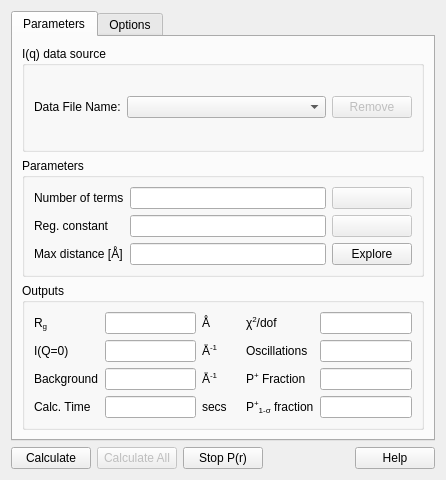
Old version of the form src/sas/qtgui/Perspectives/Inversion/UI/TabbedInversionUI.ui in the repository SasView/sasview.
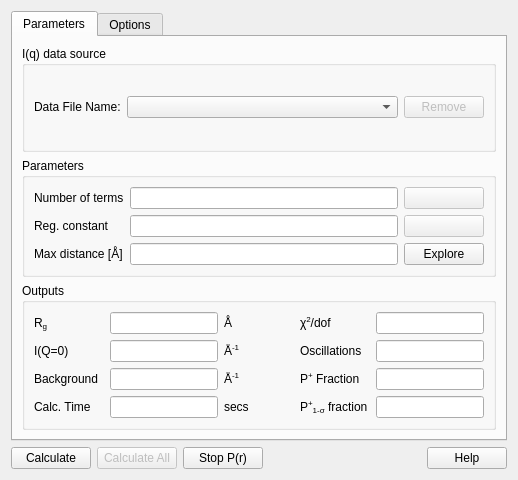
New version of the form. The open tabs and pages were chosen to show the change.

```diff
--- a/src/sas/qtgui/Perspectives/Inversion/UI/TabbedInversionUI.ui
+++ b/src/sas/qtgui/Perspectives/Inversion/UI/TabbedInversionUI.ui
@@ -6,7 +6,7 @@
    <rect>
     <x>0</x>
     <y>0</y>
-    <width>446</width>
+    <width>518</width>
     <height>480</height>
    </rect>
   </property>
@@ -47,7 +47,7 @@
       </size>
      </property>
      <property name="currentIndex">
-      <number>0</number>
+      <number>1</number>
      </property>
      <widget class="QWidget" name="tabMain">
       <attribute name="title">
@@ -69,7 +69,7 @@
           <item row="0" column="0">
            <layout class="QHBoxLayout" name="horizontalLayout_2">
             <item>
-             <widget class="QLabel" name="label">
+             <widget class="QLabel" name="labelDataFileName">
               <property name="text">
                <string>Data File Name:</string>
               </property>
@@ -126,7 +126,7 @@
          </property>
          <layout class="QGridLayout" name="gridLayout">
           <item row="0" column="0">
-           <widget class="QLabel" name="label_12">
+           <widget class="QLabel" name="labelParametersNumberOfTerms">
             <property name="sizePolicy">
              <sizepolicy hsizetype="Fixed" vsizetype="Preferred">
               <horstretch>0</horstretch>
@@ -165,7 +165,7 @@
            </widget>
           </item>
           <item row="1" column="0">
-           <widget class="QLabel" name="label_13">
+           <widget class="QLabel" name="labelParametersRegConstant">
             <property name="sizePolicy">
              <sizepolicy hsizetype="Fixed" vsizetype="Preferred">
               <horstretch>0</horstretch>
@@ -210,7 +210,7 @@
            </widget>
           </item>
           <item row="2" column="0">
-           <widget class="QLabel" name="label_14">
+           <widget class="QLabel" name="labelParametersMaxDistance">
             <property name="sizePolicy">
              <sizepolicy hsizetype="Fixed" vsizetype="Preferred">
               <horstretch>0</horstretch>
@@ -270,9 +270,9 @@
          <zorder>regConstantSuggestionButton</zorder>
          <zorder>maxDistanceInput</zorder>
          <zorder>explorerButton</zorder>
-         <zorder>label_13</zorder>
-         <zorder>label_12</zorder>
-         <zorder>label_14</zorder>
+         <zorder>labelParametersRegConstant</zorder>
+         <zorder>labelParametersNumberOfTerms</zorder>
+         <zorder>labelParametersMaxDistance</zorder>
         </widget>
        </item>
        <item row="2" column="0">
@@ -282,7 +282,7 @@
          </property>
          <layout class="QGridLayout" name="gridLayout_4">
           <item row="0" column="0">
-           <widget class="QLabel" name="label_15">
+           <widget class="QLabel" name="labelOutputsR_g">
             <property name="text">
              <string>&lt;html&gt;&lt;head/&gt;&lt;body&gt;&lt;p&gt;R&lt;span style=&quot; vertical-align:sub;&quot;&gt;g&lt;/span&gt;&lt;/p&gt;&lt;/body&gt;&lt;/html&gt;</string>
             </property>
@@ -307,28 +307,71 @@
             </property>
            </widget>
           </item>
-          <item row="0" column="2">
-           <widget class="QLabel" name="label_24">
-            <property name="text">
-             <string>Å</string>
+          <item row="2" column="4">
+           <widget class="QLineEdit" name="posFractionValue">
+            <property name="enabled">
+             <bool>true</bool>
             </property>
+            <property name="sizePolicy">
+             <sizepolicy hsizetype="Preferred" vsizetype="Fixed">
+              <horstretch>0</horstretch>
+              <verstretch>0</verstretch>
+             </sizepolicy>
+            </property>
+            <property name="focusPolicy">
+             <enum>Qt::ClickFocus</enum>
+            </property>
+            <property name="readOnly">
+             <bool>true</bool>
+            </property>
            </widget>
           </item>
-          <item row="0" column="3">
-           <widget class="QLabel" name="label_22">
+          <item row="3" column="3">
+           <widget class="QLabel" name="labelPOneMinSigmaFraction">
             <property name="text">
-             <string/>
+             <string>&lt;html&gt;&lt;head/&gt;&lt;body&gt;&lt;p&gt;P&lt;span style=&quot; vertical-align:super;&quot;&gt;+&lt;/span&gt;&lt;span style=&quot; vertical-align:sub;&quot;&gt;1-σ&lt;/span&gt; fraction&lt;/p&gt;&lt;/body&gt;&lt;/html&gt;</string>
+            </property>
+           </widget>
+          </item>
+          <item row="3" column="4">
+           <widget class="QLineEdit" name="sigmaPosFractionValue">
+            <property name="enabled">
+             <bool>true</bool>
+            </property>
+            <property name="sizePolicy">
+             <sizepolicy hsizetype="Preferred" vsizetype="Fixed">
+              <horstretch>0</horstretch>
+              <verstretch>0</verstretch>
+             </sizepolicy>
+            </property>
+            <property name="focusPolicy">
+             <enum>Qt::ClickFocus</enum>
+            </property>
+            <property name="readOnly">
+             <bool>true</bool>
+            </property>
+           </widget>
+          </item>
+          <item row="2" column="1">
+           <widget class="QLineEdit" name="backgroundValue">
+            <property name="enabled">
+             <bool>true</bool>
+            </property>
+            <property name="sizePolicy">
+             <sizepolicy hsizetype="Preferred" vsizetype="Fixed">
+              <horstretch>0</horstretch>
+              <verstretch>0</verstretch>
+             </sizepolicy>
+            </property>
+            <property name="focusPolicy">
+             <enum>Qt::ClickFocus</enum>
+            </property>
+            <property name="readOnly">
+             <bool>true</bool>
             </property>
            </widget>
           </item>
           <item row="0" column="4">
-           <widget class="QLabel" name="label_19">
-            <property name="text">
-             <string>&lt;html&gt;&lt;head/&gt;&lt;body&gt;&lt;p&gt;χ&lt;span style=&quot; vertical-align:super;&quot;&gt;2&lt;/span&gt;/dof&lt;/p&gt;&lt;/body&gt;&lt;/html&gt;</string>
-            </property>
-           </widget>
-          </item>
-          <item row="0" column="5">
            <widget class="QLineEdit" name="chiDofValue">
             <property name="enabled">
              <bool>true</bool>
@@ -347,13 +390,6 @@
             </property>
            </widget>
           </item>
-          <item row="1" column="0">
-           <widget class="QLabel" name="label_16">
-            <property name="text">
-             <string>I(Q=0)</string>
-            </property>
-           </widget>
-          </item>
           <item row="1" column="1">
            <widget class="QLineEdit" name="iQ0Value">
             <property name="enabled">
@@ -374,104 +410,94 @@
            </widget>
           </item>
           <item row="1" column="2">
-           <widget class="QLabel" name="label_25">
+           <widget class="QLabel" name="labelOutputsI_Q_0Unit">
             <property name="text">
              <string>&lt;html&gt;&lt;head/&gt;&lt;body&gt;&lt;p&gt;Å&lt;span style=&quot; vertical-align:super;&quot;&gt;-1&lt;/span&gt;&lt;/p&gt;&lt;/body&gt;&lt;/html&gt;</string>
             </property>
            </widget>
           </item>
-          <item row="1" column="4">
-           <widget class="QLabel" name="label_20">
+          <item row="3" column="2">
+           <widget class="QLabel" name="labelOutputsCalcTimeUnit">
             <property name="text">
-             <string>Oscillations</string>
+             <string>secs</string>
             </property>
            </widget>
           </item>
-          <item row="1" column="5">
-           <widget class="QLineEdit" name="oscillationValue">
-            <property name="enabled">
-             <bool>true</bool>
-            </property>
-            <property name="sizePolicy">
-             <sizepolicy hsizetype="Preferred" vsizetype="Fixed">
-              <horstretch>0</horstretch>
-              <verstretch>0</verstretch>
-             </sizepolicy>
-            </property>
-            <property name="focusPolicy">
-             <enum>Qt::ClickFocus</enum>
-            </property>
-            <property name="readOnly">
-             <bool>true</bool>
-            </property>
-           </widget>
-          </item>
-          <item row="2" column="0">
-           <widget class="QLabel" name="label_17">
-            <property name="text">
-             <string>Background</string>
-            </property>
-           </widget>
-          </item>
-          <item row="2" column="1">
-           <widget class="QLineEdit" name="backgroundValue">
-            <property name="enabled">
-             <bool>true</bool>
-            </property>
-            <property name="sizePolicy">
-             <sizepolicy hsizetype="Preferred" vsizetype="Fixed">
-              <horstretch>0</horstretch>
-              <verstretch>0</verstretch>
-             </sizepolicy>
-            </property>
-            <property name="focusPolicy">
-             <enum>Qt::ClickFocus</enum>
-            </property>
-            <property name="readOnly">
-             <bool>true</bool>
-            </property>
-           </widget>
-          </item>
-          <item row="2" column="2">
-           <widget class="QLabel" name="label_26">
-            <property name="text">
-             <string>&lt;html&gt;&lt;head/&gt;&lt;body&gt;&lt;p&gt;Å&lt;span style=&quot; vertical-align:super;&quot;&gt;-1&lt;/span&gt;&lt;/p&gt;&lt;/body&gt;&lt;/html&gt;</string>
-            </property>
-           </widget>
-          </item>
-          <item row="2" column="4">
-           <widget class="QLabel" name="label_21">
+          <item row="2" column="3">
+           <widget class="QLabel" name="labelOuputsPFraction">
             <property name="text">
              <string>&lt;html&gt;&lt;head/&gt;&lt;body&gt;&lt;p&gt;P&lt;span style=&quot; vertical-align:super;&quot;&gt;+&lt;/span&gt; Fraction&lt;/p&gt;&lt;/body&gt;&lt;/html&gt;</string>
             </property>
            </widget>
           </item>
-          <item row="2" column="5">
-           <widget class="QLineEdit" name="posFractionValue">
-            <property name="enabled">
-             <bool>true</bool>
-            </property>
-            <property name="sizePolicy">
-             <sizepolicy hsizetype="Preferred" vsizetype="Fixed">
-              <horstretch>0</horstretch>
-              <verstretch>0</verstretch>
-             </sizepolicy>
-            </property>
-            <property name="focusPolicy">
-             <enum>Qt::ClickFocus</enum>
-            </property>
-            <property name="readOnly">
-             <bool>true</bool>
+          <item row="1" column="0">
+           <widget class="QLabel" name="labelOutputsI_Q_0">
+            <property name="text">
+             <string>I(Q=0)</string>
             </property>
            </widget>
           </item>
           <item row="3" column="0">
-           <widget class="QLabel" name="label_18">
+           <widget class="QLabel" name="labelOutputsCalcTime">
             <property name="text">
              <string>Calc. Time</string>
             </property>
            </widget>
           </item>
+          <item row="0" column="3">
+           <widget class="QLabel" name="labelOutputsChiSquaredDivDOF">
+            <property name="text">
+             <string>&lt;html&gt;&lt;head/&gt;&lt;body&gt;&lt;p&gt;χ&lt;span style=&quot; vertical-align:super;&quot;&gt;2&lt;/span&gt;/dof&lt;/p&gt;&lt;/body&gt;&lt;/html&gt;</string>
+            </property>
+           </widget>
+          </item>
+          <item row="1" column="4">
+           <widget class="QLineEdit" name="oscillationValue">
+            <property name="enabled">
+             <bool>true</bool>
+            </property>
+            <property name="sizePolicy">
+             <sizepolicy hsizetype="Preferred" vsizetype="Fixed">
+              <horstretch>0</horstretch>
+              <verstretch>0</verstretch>
+             </sizepolicy>
+            </property>
+            <property name="focusPolicy">
+             <enum>Qt::ClickFocus</enum>
+            </property>
+            <property name="readOnly">
+             <bool>true</bool>
+            </property>
+           </widget>
+          </item>
+          <item row="2" column="0">
+           <widget class="QLabel" name="labelOutputsBackground">
+            <property name="text">
+             <string>Background</string>
+            </property>
+           </widget>
+          </item>
+          <item row="2" column="2">
+           <widget class="QLabel" name="labelOutputsBackgroundUnit">
+            <property name="text">
+             <string>&lt;html&gt;&lt;head/&gt;&lt;body&gt;&lt;p&gt;Å&lt;span style=&quot; vertical-align:super;&quot;&gt;-1&lt;/span&gt;&lt;/p&gt;&lt;/body&gt;&lt;/html&gt;</string>
+            </property>
+           </widget>
+          </item>
+          <item row="0" column="2">
+           <widget class="QLabel" name="labelOutputsR_g_Unit">
+            <property name="text">
+             <string>Å</string>
+            </property>
+           </widget>
+          </item>
+          <item row="1" column="3">
+           <widget class="QLabel" name="labelOutputsOscillations">
+            <property name="text">
+             <string>Oscillations</string>
+            </property>
+           </widget>
+          </item>
           <item row="3" column="1">
            <widget class="QLineEdit" name="computationTimeValue">
             <property name="enabled">
@@ -491,39 +517,6 @@
             </property>
            </widget>
           </item>
-          <item row="3" column="2">
-           <widget class="QLabel" name="label_27">
-            <property name="text">
-             <string>secs</string>
-            </property>
-           </widget>
-          </item>
-          <item row="3" column="4">
-           <widget class="QLabel" name="label_29">
-            <property name="text">
-             <string>&lt;html&gt;&lt;head/&gt;&lt;body&gt;&lt;p&gt;P&lt;span style=&quot; vertical-align:super;&quot;&gt;+&lt;/span&gt;&lt;span style=&quot; vertical-align:sub;&quot;&gt;1-σ&lt;/span&gt; fraction&lt;/p&gt;&lt;/body&gt;&lt;/html&gt;</string>
-            </property>
-           </widget>
-          </item>
-          <item row="3" column="5">
-           <widget class="QLineEdit" name="sigmaPosFractionValue">
-            <property name="enabled">
-             <bool>true</bool>
-            </property>
-            <property name="sizePolicy">
-             <sizepolicy hsizetype="Preferred" vsizetype="Fixed">
-              <horstretch>0</horstretch>
-              <verstretch>0</verstretch>
-             </sizepolicy>
-            </property>
-            <property name="focusPolicy">
-             <enum>Qt::ClickFocus</enum>
-            </property>
-            <property name="readOnly">
-             <bool>true</bool>
-            </property>
-           </widget>
-          </item>
          </layout>
         </widget>
        </item>
@@ -543,7 +536,7 @@
           <item row="0" column="0">
            <layout class="QHBoxLayout" name="horizontalLayout_3" stretch="2,1,0,2,2">
             <item>
-             <widget class="QLabel" name="label_5">
+             <widget class="QLabel" name="labelOptionsBackgroundLevel">
               <property name="text">
                <string>Background Level:</string>
               </property>
@@ -560,7 +553,7 @@
              </widget>
             </item>
             <item>
-             <widget class="QLabel" name="label_10">
+             <widget class="QLabel" name="labelOptionsBackgroundLevelUnit">
               <property name="text">
                <string>&lt;html&gt;&lt;head/&gt;&lt;body&gt;&lt;p&gt;Å&lt;span style=&quot; vertical-align:super;&quot;&gt;-1&lt;/span&gt;&lt;/p&gt;&lt;/body&gt;&lt;/html&gt;</string>
               </property>
@@ -591,7 +584,7 @@
              <item row="0" column="0">
               <layout class="QHBoxLayout" name="horizontalLayout_4">
                <item>
-                <widget class="QLabel" name="label_7">
+                <widget class="QLabel" name="labelTotalQRangeMin">
                  <property name="text">
                   <string>Min:</string>
                  </property>
@@ -611,14 +604,14 @@
                 </widget>
                </item>
                <item>
-                <widget class="QLabel" name="label_11">
+                <widget class="QLabel" name="labelTotalQRangeMinUnit">
                  <property name="text">
                   <string>&lt;html&gt;&lt;head/&gt;&lt;body&gt;&lt;p&gt;Å&lt;span style=&quot; vertical-align:super;&quot;&gt;-1&lt;/span&gt;&lt;/p&gt;&lt;/body&gt;&lt;/html&gt;</string>
                  </property>
                 </widget>
                </item>
                <item>
-                <widget class="QLabel" name="label_8">
+                <widget class="QLabel" name="labelTotalQRangeMax">
                  <property name="text">
                   <string>Max:</string>
                  </property>
@@ -638,7 +631,7 @@
                 </widget>
                </item>
                <item>
-                <widget class="QLabel" name="label_9">
+                <widget class="QLabel" name="labelTotalQRangeMaxUnit">
                  <property name="text">
                   <string>&lt;html&gt;&lt;head/&gt;&lt;body&gt;&lt;p&gt;Å&lt;span style=&quot; vertical-align:super;&quot;&gt;-1&lt;/span&gt;&lt;/p&gt;&lt;/body&gt;&lt;/html&gt;</string>
                  </property>
@@ -658,7 +651,7 @@
              <item row="0" column="0">
               <layout class="QHBoxLayout" name="horizontalLayout">
                <item>
-                <widget class="QLabel" name="label_3">
+                <widget class="QLabel" name="labelSlitParametersHeight">
                  <property name="text">
                   <string>Height</string>
                  </property>
@@ -678,14 +671,14 @@
                 </widget>
                </item>
                <item>
-                <widget class="QLabel" name="label_6">
+                <widget class="QLabel" name="labelSlitParametersHeightUnit">
                  <property name="text">
                   <string>&lt;html&gt;&lt;head/&gt;&lt;body&gt;&lt;p&gt;Å&lt;span style=&quot; vertical-align:super;&quot;&gt;-1&lt;/span&gt;&lt;/p&gt;&lt;/body&gt;&lt;/html&gt;</string>
                  </property>
                 </widget>
                </item>
                <item>
-                <widget class="QLabel" name="label_4">
+                <widget class="QLabel" name="labelSlitParametersWidth">
                  <property name="text">
                   <string>Width</string>
                  </property>
@@ -705,7 +698,7 @@
                 </widget>
                </item>
                <item>
-                <widget class="QLabel" name="label_2">
+                <widget class="QLabel" name="labelSlitParametersWidthUnit">
                  <property name="text">
                   <string>&lt;html&gt;&lt;head/&gt;&lt;body&gt;&lt;p&gt;Å&lt;span style=&quot; vertical-align:super;&quot;&gt;-1&lt;/span&gt;&lt;/p&gt;&lt;/body&gt;&lt;/html&gt;</string>
                  </property>
```
